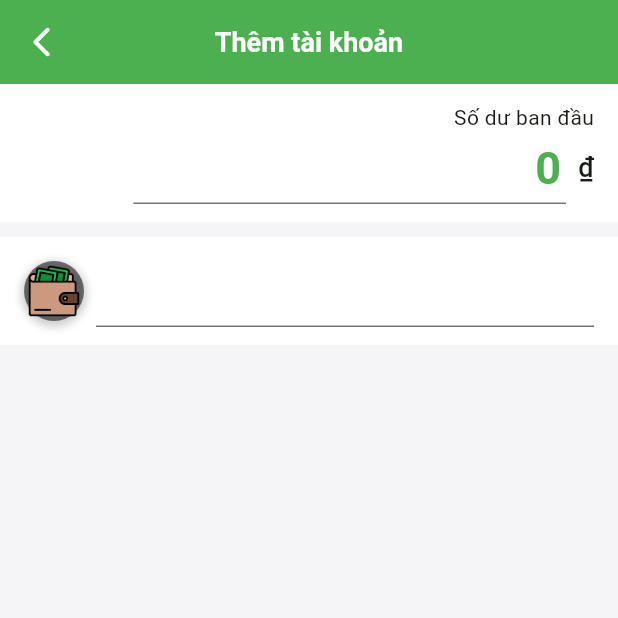
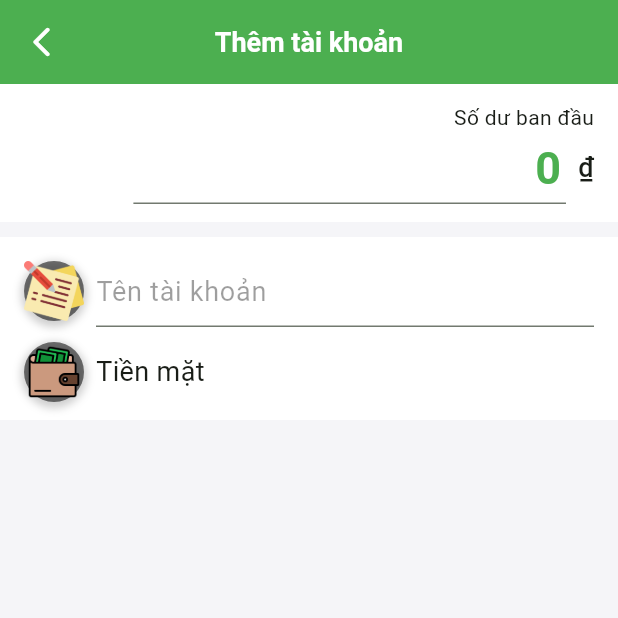
Before and after one commit to bapdola304/money-management, a Flutter app: the CreateAccount screen opened directly, on a phone screen of 412 x 824 dp, the top half of it. Run offline on Flutter 3.47's test engine with Material 2 defaults, Android fonts, the phone set to English and light mode, and no system bars; our stand-ins replace flutter_svg.

Commit message:
crate account screen

```diff
--- a/lib/screens/accounts/create_account.dart
+++ b/lib/screens/accounts/create_account.dart
@@ -103,20 +103,48 @@ class _CreateAccountState extends State<CreateAccount> {
                           ],
                         ),
                         child: Image.asset(
-                          'assets/icons/wallet.png',
+                          'assets/icons/account_name.png',
                           width: 40,
                         )),
-                    SizedBox(width: 8),
+                    const SizedBox(width: 8),
                     const Expanded(
                       child: TextField(
                         textCapitalization: TextCapitalization.words,
                         style: TextStyle(fontSize: 18),
                         decoration: InputDecoration(
-                          border: UnderlineInputBorder(),
-                          contentPadding: EdgeInsets.symmetric(vertical: 0),
-                        ),
+                            border: UnderlineInputBorder(),
+                            contentPadding: EdgeInsets.symmetric(vertical: 0),
+                            hintText: 'Tên tài khoản',
+                            hintStyle: TextStyle(color: Colors.black38)),
                       ),
                     ),
+                  ],
+                ),
+                const SizedBox(height: 10),
+                Row(
+                  children: [
+                    Container(
+                        decoration: BoxDecoration(
+                          color: Colors.black54,
+                          shape: BoxShape.circle,
+                          boxShadow: [
+                            BoxShadow(
+                              color: Colors.grey.withOpacity(0.5),
+                              spreadRadius: 2,
+                              blurRadius: 4,
+                              offset: const Offset(0, 2),
+                            ),
+                          ],
+                        ),
+                        child: Image.asset(
+                          'assets/icons/wallet.png',
+                          width: 40,
+                        )),
+                    const SizedBox(width: 8),
+                    const Text(
+                      'Tiền mặt',
+                      style: TextStyle(fontSize: 18),
+                    )
                   ],
                 ),
               ],
```
Also changed, not shown: assets/icons/account_name.png (added).
